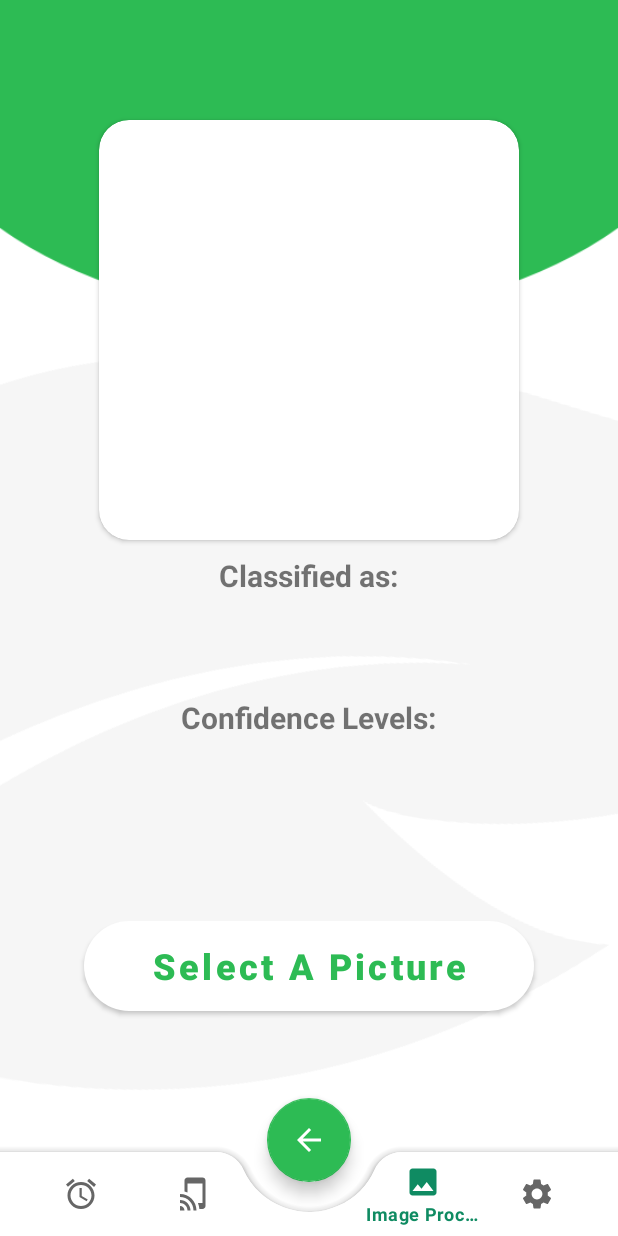
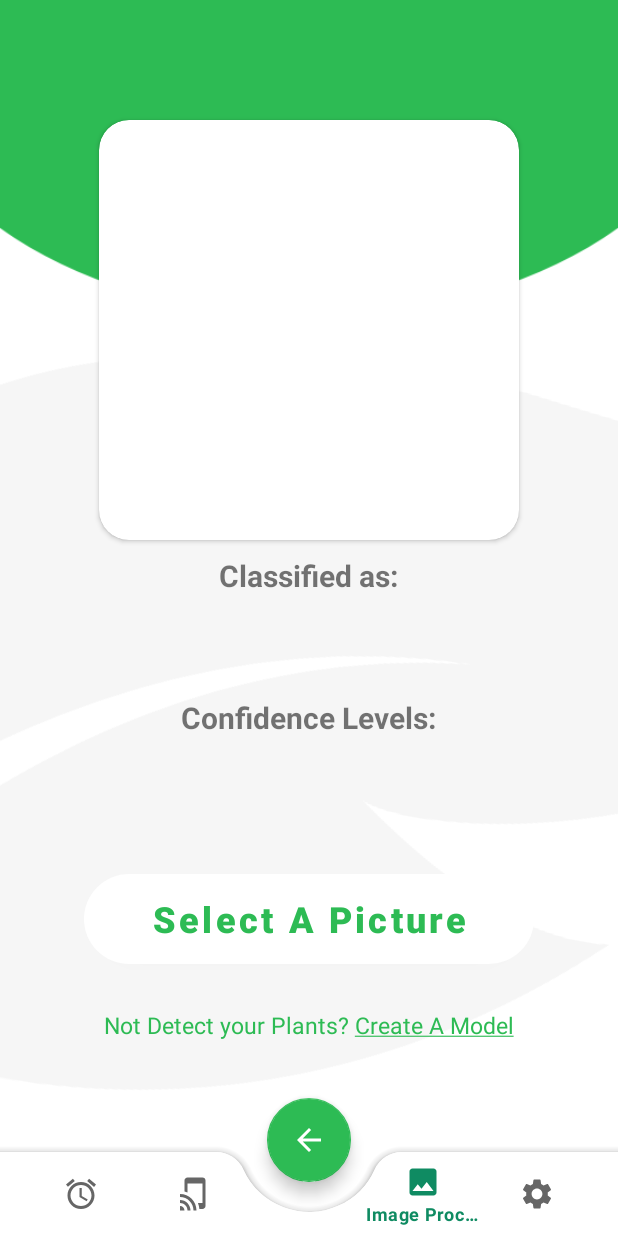
Before and after one commit to MRDANANJAYA/AgroSmart, an Android app: the screen it shows after launch once a user with an empty profile is signed in (ImageProcessing), item 4 of the bottom bar chosen, on a phone screen of 412 x 824 dp. Run offline under Robolectric (Android 15) with nearby library versions, the phone set to English and light mode, and no system bars; our stand-ins replace Firebase (no records; nobody signed in at launch, a user with empty details on screens opened directly), Picasso; libraries missing offline, so code that uses them is left out: io.github.muddz.styleabletoast, org.tensorflow.lite; pictures from the network do not load; Roboto replaces fonts that are not available here; 1 statement that could not run was skipped.

Commit message:
Updated march 08

```diff
--- a/app/src/main/AndroidManifest.xml
+++ b/app/src/main/AndroidManifest.xml
@@ -15,7 +15,7 @@
         android:theme="@style/AppTheme">
         <activity android:name=".Settings"></activity>
         <activity android:name=".Reminder" />
-        <activity android:name=".ImageProcessing" />
+        <activity android:name=".ml.ImageProcessing" />
         <activity android:name=".login.SignUp" />
         <activity android:name=".MainActivity" />
         <activity android:name=".login.LoginActivity" />
--- a/app/src/main/java/com/example/agrosmart/InfoMonitoring.java
+++ b/app/src/main/java/com/example/agrosmart/InfoMonitoring.java
@@ -15,6 +15,7 @@ import androidx.appcompat.app.AppCompatActivity;
 
 import com.airbnb.lottie.LottieAnimationView;
 import com.bumptech.glide.Glide;
+import com.example.agrosmart.ml.ImageProcessing;
 import com.google.android.material.bottomnavigation.BottomNavigationView;
 import com.google.android.material.floatingactionbutton.FloatingActionButton;
 import com.google.firebase.database.ChildEventListener;
--- a/app/src/main/java/com/example/agrosmart/MainActivity.java
+++ b/app/src/main/java/com/example/agrosmart/MainActivity.java
@@ -15,6 +15,7 @@ import androidx.appcompat.app.AppCompatActivity;
 import com.example.agrosmart.login.GlobalUser;
 import com.example.agrosmart.login.LoginActivity;
 import com.example.agrosmart.login.User;
+import com.example.agrosmart.ml.ImageProcessing;
 import com.google.android.gms.auth.api.signin.GoogleSignIn;
 import com.google.android.gms.auth.api.signin.GoogleSignInAccount;
 import com.google.android.gms.auth.api.signin.GoogleSignInClient;
--- a/app/src/main/java/com/example/agrosmart/Reminder.java
+++ b/app/src/main/java/com/example/agrosmart/Reminder.java
@@ -8,6 +8,7 @@ import android.os.Bundle;
 import android.view.MenuItem;
 import android.view.View;
 
+import com.example.agrosmart.ml.ImageProcessing;
 import com.google.android.material.bottomnavigation.BottomNavigationView;
 import com.google.android.material.floatingactionbutton.FloatingActionButton;
 import com.google.android.material.navigation.NavigationBarView;
--- a/app/src/main/java/com/example/agrosmart/Settings.java
+++ b/app/src/main/java/com/example/agrosmart/Settings.java
@@ -10,7 +10,7 @@ import android.os.Bundle;
 import android.view.MenuItem;
 import android.view.View;
 
-import com.example.agrosmart.R;
+import com.example.agrosmart.ml.ImageProcessing;
 import com.google.android.material.bottomnavigation.BottomNavigationView;
 import com.google.android.material.floatingactionbutton.FloatingActionButton;
 import com.google.android.material.navigation.NavigationBarView;
--- a/app/src/main/java/com/example/agrosmart/login/SignUp.java
+++ b/app/src/main/java/com/example/agrosmart/login/SignUp.java
@@ -98,7 +98,7 @@ public class SignUp extends AppCompatActivity {
             String password = passwordSn.getText().toString();
             String ConfirmPassword = cmfPassword.getText().toString();
             String Username = userName.getText().toString();
-            String emailPattern = "[a-zA-Z0-9._-]+@[a-z]+\\.+[a-z]+";
+            String emailPattern = "[a-zA-Z0-9._-]+@[a-z]+\\.+[a-z]+"; //email validation
 
 
             if (TextUtils.isEmpty(Username)) {
--- a/app/src/main/java/com/example/agrosmart/ImageProcessing.java
+++ b/app/src/main/java/com/example/agrosmart/ml/ImageProcessing.java
@@ -1,6 +1,7 @@
-package com.example.agrosmart;
+package com.example.agrosmart.ml;
 
 import android.Manifest;
+import android.annotation.SuppressLint;
 import android.content.Intent;
 import android.content.pm.PackageManager;
 import android.graphics.Bitmap;
@@ -21,11 +22,14 @@ import androidx.appcompat.app.AppCompatActivity;
 import androidx.core.content.ContextCompat;
 
 import com.bumptech.glide.Glide;
-import com.example.agrosmart.ml.ModelUnquant;
+import com.example.agrosmart.InfoMonitoring;
+import com.example.agrosmart.MainActivity;
+import com.example.agrosmart.R;
+import com.example.agrosmart.Reminder;
+import com.example.agrosmart.Settings;
 import com.google.android.material.bottomnavigation.BottomNavigationView;
 import com.google.android.material.floatingactionbutton.FloatingActionButton;
 import com.google.android.material.navigation.NavigationBarView;
-import com.squareup.picasso.Picasso;
 
 import org.tensorflow.lite.DataType;
 import org.tensorflow.lite.support.tensorbuffer.TensorBuffer;
@@ -34,6 +38,7 @@ import java.io.IOException;
 import java.nio.ByteBuffer;
 import java.nio.ByteOrder;
 
+@SuppressWarnings("ALL")
 public class ImageProcessing extends AppCompatActivity {
 
     BottomNavigationView bottomNavigationView;
@@ -65,7 +70,7 @@ public class ImageProcessing extends AppCompatActivity {
             @Override
             public void onClick(View view) {
                 if (ContextCompat.checkSelfPermission(ImageProcessing.this, Manifest.permission.READ_EXTERNAL_STORAGE) == PackageManager.PERMISSION_GRANTED) {
-                    // Intent cameraIntent = new Intent(MediaStore.ACTION_IMAGE_CAPTURE);
+
                     Intent intent = new Intent();
                     intent.setType("image/*");
                     intent.setAction(Intent.ACTION_GET_CONTENT);
@@ -135,10 +140,11 @@ public class ImageProcessing extends AppCompatActivity {
     }
 
 
+    @SuppressLint("DefaultLocale")
     public void classifyImage(Bitmap image) {
 
         try {
-            ModelUnquant model = ModelUnquant.newInstance(getApplicationContext());
+            com.example.agrosmart.ml.ModelUnquant model = com.example.agrosmart.ml.ModelUnquant.newInstance(getApplicationContext());
 
             // Creates inputs for reference.
             TensorBuffer inputFeature0 = TensorBuffer.createFixedSize(new int[]{1, 224, 224, 3}, DataType.FLOAT32);
@@ -162,7 +168,7 @@ public class ImageProcessing extends AppCompatActivity {
             inputFeature0.loadBuffer(byteBuffer);
 
             // Runs model inference and gets result.
-            ModelUnquant.Outputs outputs = model.process(inputFeature0);
+            com.example.agrosmart.ml.ModelUnquant.Outputs outputs = model.process(inputFeature0);
             TensorBuffer outputFeature0 = outputs.getOutputFeature0AsTensorBuffer();
 
             float[] confidence = outputFeature0.getFloatArray();
--- a/app/src/main/res/layout/activity_image_processing.xml
+++ b/app/src/main/res/layout/activity_image_processing.xml
@@ -4,7 +4,7 @@
     xmlns:tools="http://schemas.android.com/tools"
     android:layout_width="match_parent"
     android:layout_height="match_parent"
-    tools:context=".ImageProcessing">
+    tools:context=".ml.ImageProcessing">
 
     <ImageView
         android:id="@+id/imageView4"
@@ -23,7 +23,6 @@
         android:id="@+id/BackgroundLeaf"
         android:layout_width="match_parent"
         android:layout_height="match_parent"
-
         android:rotation="10"
         android:scaleType="centerCrop"
         app:layout_constraintEnd_toEndOf="parent"
@@ -39,17 +38,27 @@
             android:id="@+id/button"
             android:layout_width="300dp"
             android:layout_height="60dp"
-            android:layout_alignParentBottom="true"
-            android:layout_centerInParent="true"
-            android:layout_marginBottom="150dp"
+            android:layout_above="@+id/addml"
+            android:layout_centerHorizontal="true"
+            android:layout_marginBottom="30dp"
             android:background="@drawable/google_btn"
-
-            android:text="Select A Picture"
+            android:text="@string/select_a_picture"
             android:textAllCaps="false"
             android:textColor="@color/Green"
             android:textSize="24sp"
             android:textStyle="bold"
             android:theme="@style/Button.White" />
+
+        <TextView
+            android:id="@+id/addml"
+            android:layout_width="wrap_content"
+            android:layout_height="wrap_content"
+            android:layout_alignParentBottom="true"
+            android:layout_centerHorizontal="true"
+            android:layout_marginBottom="130dp"
+            android:text="@string/create_a_model"
+            android:textColor="@color/Green"
+            android:textSize="15sp" />
 
         <androidx.cardview.widget.CardView
             android:id="@+id/cardImage"
--- a/app/src/main/res/values/strings.xml
+++ b/app/src/main/res/values/strings.xml
@@ -37,10 +37,14 @@
     <string name="add_image">Add \n Image</string>
     <string name="settings_text">Settings</string>
 
+    //image processing activity
+    <string name="create_a_model">Not Detect your Plants? <u>Create A Model</u></string>
+    <string name="select_a_picture">Select A Picture</string>
 
 
     //openWeatherAPIkey
     <string name="weather_api_key">1ac2a860afc2bde2cbc1ebdee97766a3</string>
 
 
+
 </resources>
```
